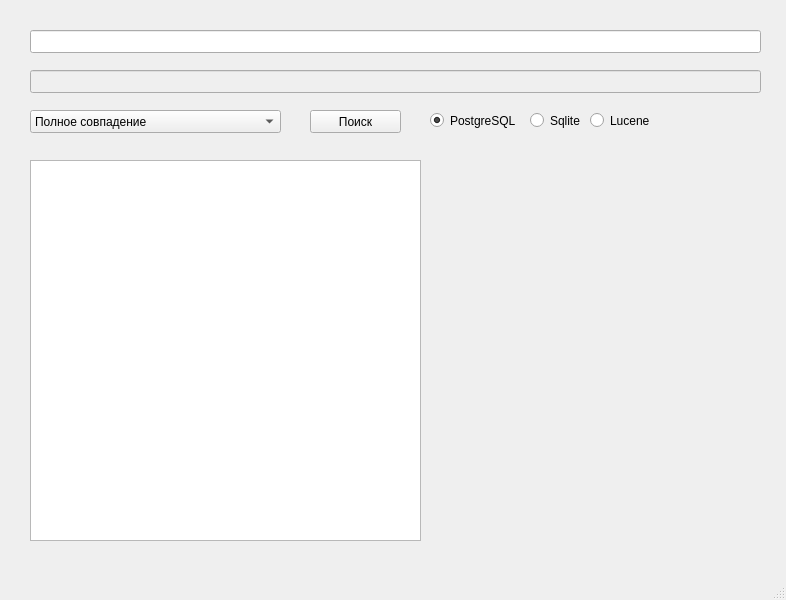
Before: the Qt Designer form fts/design.ui in euloo/information-retrieval, drawn with Qt 5.
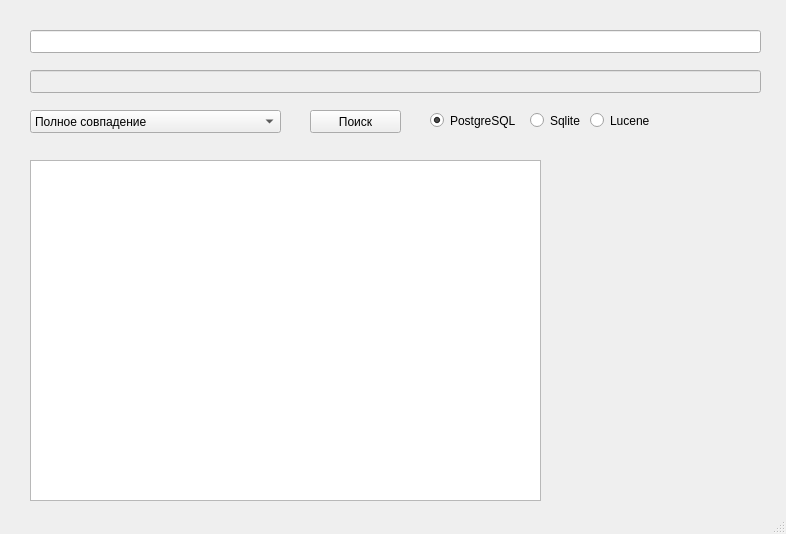
After: the same form once the commit is applied.

```diff
--- a/fts/design.ui
+++ b/fts/design.ui
@@ -7,7 +7,7 @@
     <x>0</x>
     <y>0</y>
     <width>786</width>
-    <height>600</height>
+    <height>534</height>
    </rect>
   </property>
   <property name="windowTitle">
@@ -19,8 +19,8 @@
      <rect>
       <x>30</x>
       <y>160</y>
-      <width>391</width>
-      <height>381</height>
+      <width>511</width>
+      <height>341</height>
      </rect>
     </property>
    </widget>
@@ -142,21 +142,6 @@
      <string>Lucene</string>
     </property>
    </widget>
-   <widget class="QWidget" name="verticalLayoutWidget">
-    <property name="geometry">
-     <rect>
-      <x>440</x>
-      <y>210</y>
-      <width>321</width>
-      <height>251</height>
-     </rect>
-    </property>
-    <layout class="QVBoxLayout" name="verticalLayout">
-     <property name="leftMargin">
-      <number>0</number>
-     </property>
-    </layout>
-   </widget>
   </widget>
   <widget class="QStatusBar" name="statusbar"/>
  </widget>
```
Left out of the diff: 12 changed lines with no effect on the pictures.
